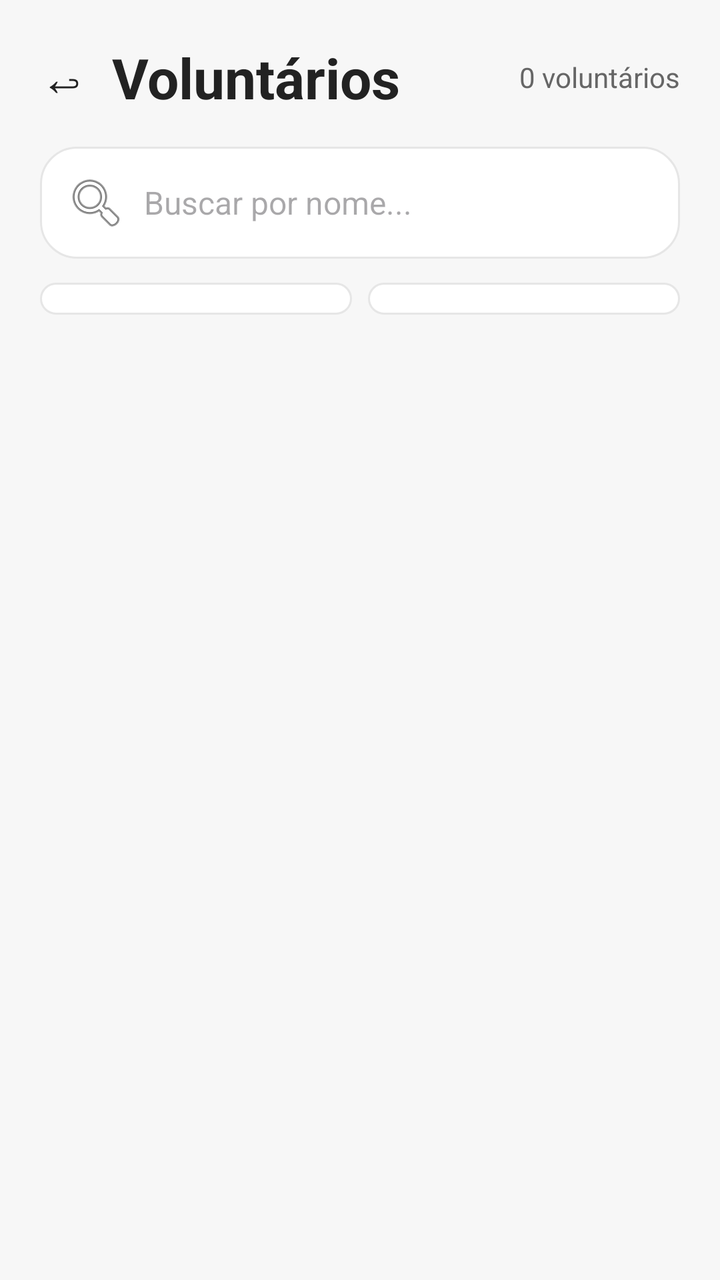
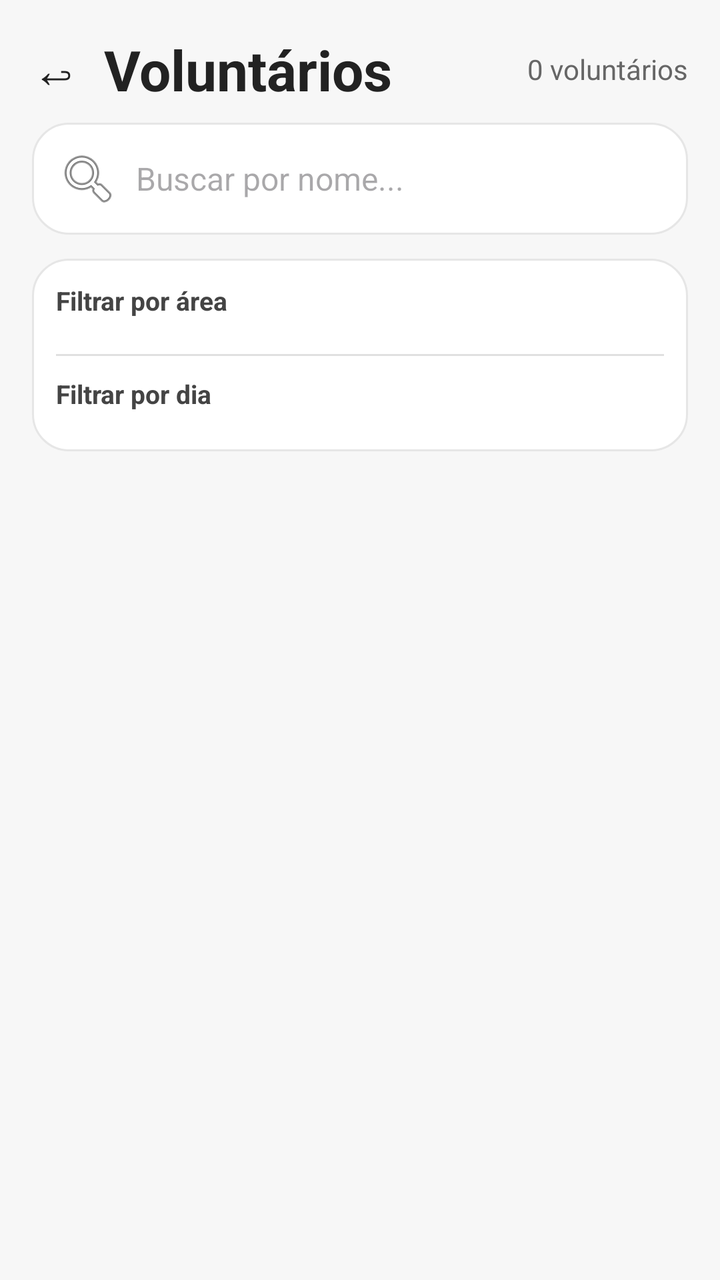

Screens rendered from an Android XML layout before and after an edit, with the pre-edit source and the edit as a unified diff.
<!-- AndroidManifest.xml: application theme Theme.Extensao -->
<!-- res/layout/activity_voluntarios.xml -->
<?xml version="1.0" encoding="utf-8"?>
<LinearLayout xmlns:android="http://schemas.android.com/apk/res/android"
    android:orientation="vertical"
    android:background="#F7F7F7"
    android:layout_width="match_parent"
    android:layout_height="match_parent"
    android:padding="20dp">

    
    <LinearLayout
        android:orientation="horizontal"
        android:layout_width="match_parent"
        android:layout_height="wrap_content"
        android:gravity="center_vertical"
        android:layout_marginBottom="16dp">

        <TextView
            android:id="@+id/btnVoltar"
            android:layout_width="wrap_content"
            android:layout_height="wrap_content"
            android:text="&#8617;"
            android:textSize="24sp"
            android:textColor="#222222"
            android:paddingEnd="12dp"
            android:clickable="true"
            android:focusable="true" />

        <TextView
            android:layout_width="0dp"
            android:layout_height="wrap_content"
            android:layout_weight="1"
            android:text="Voluntários"
            android:textSize="28sp"
            android:textStyle="bold"
            android:textColor="#222222" />

        <TextView
            android:id="@+id/txtContadorVoluntarios"
            android:layout_width="wrap_content"
            android:layout_height="wrap_content"
            android:text="0 voluntários"
            android:textSize="14sp"
            android:textColor="#666666" />

    </LinearLayout>

    
    <EditText
        android:id="@+id/editBuscaVoluntario"
        android:layout_width="match_parent"
        android:layout_height="wrap_content"
        android:hint="Buscar por nome..."
        android:drawableStart="@android:drawable/ic_menu_search"
        android:drawablePadding="8dp"
        android:background="@drawable/bg_card_evento"
        android:padding="12dp"
        android:textSize="16sp"
        android:inputType="text"
        android:layout_marginBottom="12dp" />

    
    <LinearLayout
        android:orientation="horizontal"
        android:layout_width="match_parent"
        android:layout_height="wrap_content"
        android:layout_marginBottom="16dp">

        <Spinner
            android:id="@+id/spinnerFiltroArea"
            android:layout_width="0dp"
            android:layout_height="wrap_content"
            android:layout_weight="1"
            android:layout_marginEnd="8dp"
            android:background="@drawable/bg_card_evento"
            android:padding="8dp" />

        <Spinner
            android:id="@+id/spinnerFiltroDia"
            android:layout_width="0dp"
            android:layout_height="wrap_content"
            android:layout_weight="1"
            android:background="@drawable/bg_card_evento"
            android:padding="8dp" />

    </LinearLayout>

    
    <TextView
        android:id="@+id/txtVazio"
        android:layout_width="match_parent"
        android:layout_height="wrap_content"
        android:text="Nenhum voluntário encontrado."
        android:textSize="16sp"
        android:textColor="#999999"
        android:gravity="center"
        android:layout_marginTop="40dp"
        android:visibility="gone" />

    
    <androidx.recyclerview.widget.RecyclerView
        android:id="@+id/recyclerVoluntarios"
        android:layout_width="match_parent"
        android:layout_height="match_parent" />

</LinearLayout>
<!-- resources referenced by this layout -->
<resources>
  <!-- drawable bg_card_evento (drawable) -->
  <?xml version="1.0" encoding="utf-8"?>
  <shape xmlns:android="http://schemas.android.com/apk/res/android">
      <solid android:color="#FFFFFF"/>
      <corners android:radius="18dp"/>
      <stroke
          android:width="1dp"
          android:color="#E6E6E6"/>
      <padding
          android:left="16dp"
          android:top="16dp"
          android:right="16dp"
          android:bottom="16dp"/>
  </shape>
  <style name="Theme.Extensao" parent="Base.Theme.Extensao" />
  <style name="Base.Theme.Extensao" parent="Theme.Material3.DayNight.NoActionBar">
          
          
      </style>
</resources>

<!-- the commit's change to res/layout/activity_voluntarios.xml (unified diff, before → after) -->
@@ -1,10 +1,10 @@
 <?xml version="1.0" encoding="utf-8"?>
 <LinearLayout xmlns:android="http://schemas.android.com/apk/res/android"
+    xmlns:app="http://schemas.android.com/apk/res-auto"
     android:orientation="vertical"
     android:background="#F7F7F7"
     android:layout_width="match_parent"
-    android:layout_height="match_parent"
-    android:padding="20dp">
+    android:layout_height="match_parent">
 
     
     <LinearLayout
@@ -12,7 +12,10 @@
         android:layout_width="match_parent"
         android:layout_height="wrap_content"
         android:gravity="center_vertical"
-        android:layout_marginBottom="16dp">
+        android:paddingStart="16dp"
+        android:paddingEnd="16dp"
+        android:paddingTop="16dp"
+        android:paddingBottom="8dp">
 
         <TextView
             android:id="@+id/btnVoltar"
@@ -56,33 +59,119 @@
         android:padding="12dp"
         android:textSize="16sp"
         android:inputType="text"
+        android:layout_marginStart="16dp"
+        android:layout_marginEnd="16dp"
         android:layout_marginBottom="12dp" />
 
     
     <LinearLayout
-        android:orientation="horizontal"
+        android:orientation="vertical"
         android:layout_width="match_parent"
         android:layout_height="wrap_content"
-        android:layout_marginBottom="16dp">
+        android:background="@drawable/bg_card_evento"
+        android:layout_marginStart="16dp"
+        android:layout_marginEnd="16dp"
+        android:layout_marginBottom="8dp"
+        android:padding="12dp">
 
-        <Spinner
-            android:id="@+id/spinnerFiltroArea"
-            android:layout_width="0dp"
+        
+        <LinearLayout
+            android:orientation="horizontal"
+            android:layout_width="match_parent"
             android:layout_height="wrap_content"
-            android:layout_weight="1"
-            android:layout_marginEnd="8dp"
-            android:background="@drawable/bg_card_evento"
-            android:padding="8dp" />
+            android:gravity="center_vertical"
+            android:layout_marginBottom="8dp">
 
-        <Spinner
-            android:id="@+id/spinnerFiltroDia"
-            android:layout_width="0dp"
+            <TextView
+                android:layout_width="0dp"
+                android:layout_height="wrap_content"
+                android:layout_weight="1"
+                android:text="Filtrar por área"
+                android:textSize="13sp"
+                android:textStyle="bold"
+                android:textColor="#444444" />
+
+            <TextView
+                android:id="@+id/btnLimparFiltros"
+                android:layout_width="wrap_content"
+                android:layout_height="wrap_content"
+                android:text="Limpar filtros"
+                android:textSize="12sp"
+                android:textColor="#6750A4"
+                android:clickable="true"
+                android:focusable="true"
+                android:visibility="gone" />
+
+        </LinearLayout>
+
+        
+        <com.google.android.material.chip.ChipGroup
+            android:id="@+id/chipGroupAreas"
+            android:layout_width="match_parent"
             android:layout_height="wrap_content"
-            android:layout_weight="1"
-            android:background="@drawable/bg_card_evento"
-            android:padding="8dp" />
+            app:singleSelection="false"
+            android:layout_marginBottom="10dp" />
+
+        
+        <View
+            android:layout_width="match_parent"
+            android:layout_height="1dp"
+            android:background="#E0E0E0"
+            android:layout_marginBottom="10dp" />
+
+        <TextView
+            android:layout_width="match_parent"
+            android:layout_height="wrap_content"
+            android:text="Filtrar por dia"
+            android:textSize="13sp"
+            android:textStyle="bold"
+            android:textColor="#444444"
+            android:layout_marginBottom="8dp" />
+
+        
+        <com.google.android.material.chip.ChipGroup
+            android:id="@+id/chipGroupDias"
+            android:layout_width="match_parent"
+            android:layout_height="wrap_content"
+            app:singleSelection="false" />
 
     </LinearLayout>
+
+    
+    <HorizontalScrollView
+        android:id="@+id/scrollFiltrosAtivos"
+        android:layout_width="match_parent"
+        android:layout_height="wrap_content"
+        android:layout_marginStart="16dp"
+        android:layout_marginEnd="16dp"
+        android:layout_marginBottom="8dp"
+        android:scrollbars="none"
+        android:visibility="gone">
+
+        <LinearLayout
+            android:id="@+id/layoutFiltrosAtivos"
+            android:orientation="horizontal"
+            android:layout_width="wrap_content"
+            android:layout_height="wrap_content"
+            android:gravity="center_vertical">
+
+            <TextView
+                android:layout_width="wrap_content"
+                android:layout_height="wrap_content"
+                android:text="Filtrando: "
+                android:textSize="12sp"
+                android:textColor="#666666"
+                android:layout_marginEnd="4dp" />
+
+            <com.google.android.material.chip.ChipGroup
+                android:id="@+id/chipGroupAtivos"
+                android:layout_width="wrap_content"
+                android:layout_height="wrap_content"
+                app:singleLine="true" />
+
+        </LinearLayout>
+
+    </HorizontalScrollView>
 
     
     <TextView
@@ -100,6 +189,10 @@
     <androidx.recyclerview.widget.RecyclerView
         android:id="@+id/recyclerVoluntarios"
         android:layout_width="match_parent"
-        android:layout_height="match_parent" />
+        android:layout_height="match_parent"
+        android:paddingStart="16dp"
+        android:paddingEnd="16dp"
+        android:paddingTop="4dp"
+        android:clipToPadding="false" />
 
 </LinearLayout>
